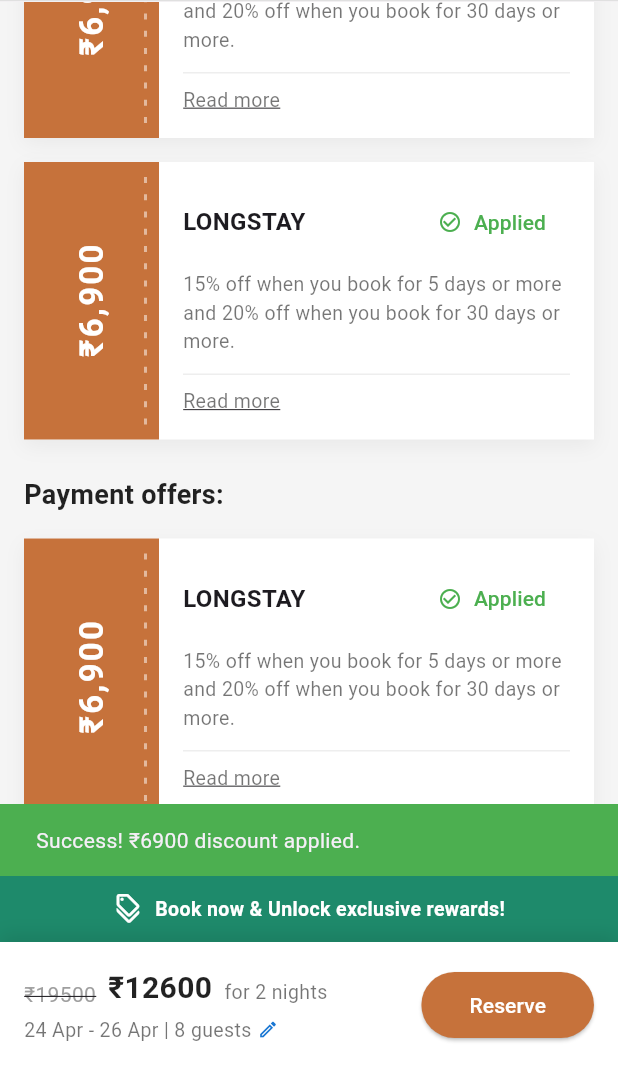
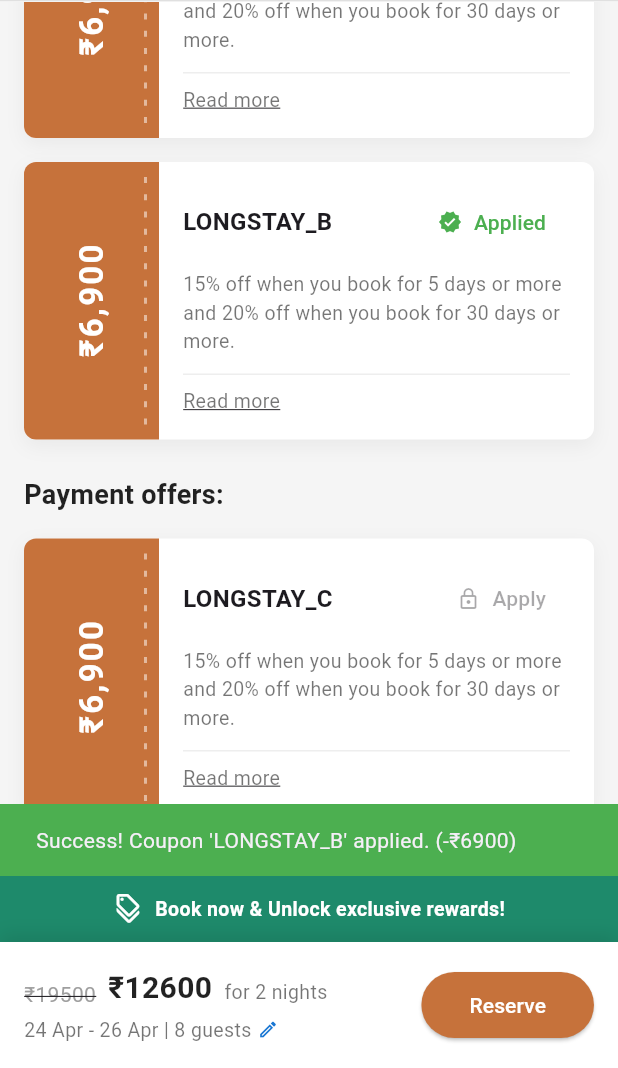
Before and after one commit to Santhosh7474/spacez_coupon_page, a Flutter app: the screen it shows after launch, scrolled down 110 dp, after a tap on "Apply", on a phone screen of 412 x 824 dp, the part 168-1236 px from its top. Run offline on Flutter 3.47's test engine with Material 3 defaults, Android fonts, the phone set to English and light mode, and no system bars.

Commit message:
feat: Implement single-coupon logic and 'Remove' feature

```diff
--- a/lib/main.dart
+++ b/lib/main.dart
@@ -1,4 +1,6 @@
 import 'package:flutter/material.dart';
+import 'package:flutter/services.dart';
+
 void main() {
   runApp(const MyApp());
 }
@@ -8,9 +10,17 @@ class MyApp extends StatelessWidget {
 
   @override
   Widget build(BuildContext context) {
+    SystemChrome.setSystemUIOverlayStyle(SystemUiOverlayStyle.dark.copyWith(
+      statusBarColor: Colors.white,
+      statusBarIconBrightness: Brightness.dark,
+    ));
+
     return MaterialApp(
       title: 'Coupons UI',
-      theme: ThemeData(primarySwatch: Colors.blue),
+      theme: ThemeData(
+        primarySwatch: Colors.blue,
+        scaffoldBackgroundColor: Colors.white,
+      ),
       debugShowCheckedModeBanner: false,
       home: const CouponsScreen(),
     );
@@ -28,26 +38,36 @@ class _CouponsScreenState extends State<CouponsScreen> {
   final double _originalPrice = 19500.00;
   final double _couponAmount = 6900.00;
   double _currentPrice = 19500.00;
-  bool _couponApplied = false;
+  String? _appliedCouponCode;
 
-  void _applyCoupon() {
+  void _applyCoupon(String couponCode) {
     setState(() {
-      if (!_couponApplied) {
-        _currentPrice = _originalPrice - _couponAmount;
-        _couponApplied = true;
+      if (_appliedCouponCode == couponCode) {
+        _currentPrice = _originalPrice;
+        _appliedCouponCode = null;
         ScaffoldMessenger.of(context).showSnackBar(
-          const SnackBar(
-            content: Text("Success! ₹6900 discount applied."),
-            backgroundColor: Colors.green,
-            duration: Duration(seconds: 2),
+          SnackBar(
+            content: Text("Coupon '$couponCode' removed."),
+            backgroundColor: Colors.red,
+            duration: const Duration(seconds: 2),
+          ),
+        );
+      } else if (_appliedCouponCode != null) {
+        ScaffoldMessenger.of(context).showSnackBar(
+          SnackBar(
+            content: Text("Coupon '${_appliedCouponCode}' is currently active. Remove it first!"),
+            backgroundColor: Colors.orange,
+            duration: const Duration(seconds: 3),
           ),
         );
       } else {
+        _currentPrice = _originalPrice - _couponAmount;
+        _appliedCouponCode = couponCode;
         ScaffoldMessenger.of(context).showSnackBar(
-          const SnackBar(
-            content: Text("Coupon already applied."),
-            backgroundColor: Colors.orange,
-            duration: Duration(seconds: 2),
+          SnackBar(
+            content: Text("Success! Coupon '$couponCode' applied. (-₹${_couponAmount.toStringAsFixed(0)})"),
+            backgroundColor: Colors.green,
+            duration: const Duration(seconds: 2),
           ),
         );
       }
@@ -55,15 +75,13 @@ class _CouponsScreenState extends State<CouponsScreen> {
   }
 
   void _reserveBooking() {
-    setState(() {
     ScaffoldMessenger.of(context).showSnackBar(
       const SnackBar(
-          content: Text("Bokking confirmed"),
+        content: Text("Booking confirmed"),
         backgroundColor: Colors.green,
         duration: Duration(seconds: 2),
       ),
     );
-    });
   }
 
   @override
@@ -85,13 +103,15 @@ class _CouponsScreenState extends State<CouponsScreen> {
                       crossAxisAlignment: CrossAxisAlignment.start,
                       children: [
                         _buildCouponCard(
-                          onApply: _applyCoupon,
-                          isApplied: _couponApplied,
+                          code: 'LONGSTAY_A',
+                          onApply: () => _applyCoupon('LONGSTAY_A'),
+                          isApplied: _appliedCouponCode == 'LONGSTAY_A',
                         ),
                         const SizedBox(height: 16),
                         _buildCouponCard(
-                          onApply: _applyCoupon,
-                          isApplied: _couponApplied,
+                          code: 'LONGSTAY_B',
+                          onApply: () => _applyCoupon('LONGSTAY_B'),
+                          isApplied: _appliedCouponCode == 'LONGSTAY_B',
                         ),
                         const SizedBox(height: 24),
                         const Text(
@@ -104,8 +124,9 @@ class _CouponsScreenState extends State<CouponsScreen> {
                         ),
                         const SizedBox(height: 16),
                         _buildCouponCard(
-                          onApply: _applyCoupon,
-                          isApplied: _couponApplied,
+                          code: 'LONGSTAY_C',
+                          onApply: () => _applyCoupon('LONGSTAY_C'),
+                          isApplied: _appliedCouponCode == 'LONGSTAY_C',
                         ),
                         const SizedBox(height: 24),
                       ],
@@ -141,7 +162,7 @@ class _CouponsScreenState extends State<CouponsScreen> {
             onPressed: () {
               ScaffoldMessenger.of(context).showSnackBar(
                 const SnackBar(
-                  content: Text("Menu accesed"),
+                  content: Text("Menu accessed"),
                   backgroundColor: Colors.green,
                   duration: Duration(seconds: 2),
                 ),
@@ -182,13 +203,24 @@ class _CouponsScreenState extends State<CouponsScreen> {
   }
 
   Widget _buildCouponCard({
+    required String code,
     required VoidCallback onApply,
     required bool isApplied,
   }) {
     const Color couponColor = Color(0xFFC6723B);
+
+    bool isAnotherActive = _appliedCouponCode != null && !isApplied;
+
+    String buttonText = isApplied ? "Applied" : (isAnotherActive ? "Apply" : "Apply");
+    Color buttonColor = isApplied ? Colors.green : (isAnotherActive ? Colors.grey : couponColor);
+    IconData buttonIcon = isApplied ? Icons.verified : (isAnotherActive ? Icons.lock_outline : Icons.local_offer_outlined);
+
+    VoidCallback? onPressed = isAnotherActive ? null : onApply;
+
     return Container(
       decoration: BoxDecoration(
         color: Colors.white,
+        borderRadius: BorderRadius.circular(8.0),
         boxShadow: [
           BoxShadow(
             color: Colors.black.withOpacity(0.05),
@@ -203,7 +235,10 @@ class _CouponsScreenState extends State<CouponsScreen> {
           children: [
             Container(
               width: 90,
+              decoration: BoxDecoration(
                  color: couponColor,
+                 borderRadius: const BorderRadius.only(topLeft: Radius.circular(8.0), bottomLeft: Radius.circular(8.0)),
+              ),
               child: Center(
                 child: Stack(
                   alignment: Alignment.centerRight,
@@ -230,12 +265,11 @@ class _CouponsScreenState extends State<CouponsScreen> {
                     Center(
                       child: RotatedBox(
                         quarterTurns: 3,
-                        child: Text(
+                        child: const Text(
                           "₹6,900",
-                          style: const TextStyle(
+                          style: TextStyle(
                             color: Colors.white,
                             fontWeight: FontWeight.bold,
-
                             fontSize: 22,
                             letterSpacing: 1.5,
                           ),
@@ -255,26 +289,22 @@ class _CouponsScreenState extends State<CouponsScreen> {
                     Row(
                       mainAxisAlignment: MainAxisAlignment.spaceBetween,
                       children: [
-                        const Text(
-                          "LONGSTAY",
-                          style: TextStyle(
+                        Text(
+                          code,
+                          style: const TextStyle(
                             fontWeight: FontWeight.bold,
                             fontSize: 16,
                           ),
                         ),
                         TextButton.icon(
-                          onPressed: onApply,
+                          onPressed: onPressed,
                           icon: Icon(
-                            isApplied
-                                ? Icons.check_circle_outline
-                                : Icons.local_offer_outlined,
+                            buttonIcon,
                             size: 16,
                           ),
-                          label: Text(isApplied ? "Applied" : "Apply"),
+                          label: Text(buttonText),
                           style: TextButton.styleFrom(
-                            foregroundColor: isApplied
-                                ? Colors.green
-                                : couponColor,
+                            foregroundColor: buttonColor,
                           ),
                         ),
                       ],
@@ -332,7 +362,6 @@ class _CouponsScreenState extends State<CouponsScreen> {
       mainAxisSize: MainAxisSize.min,
       children: [
         _buildGreenBanner(),
-
         Container(
           padding: EdgeInsets.fromLTRB(
             16.0,
@@ -405,9 +434,7 @@ class _CouponsScreenState extends State<CouponsScreen> {
                 ],
               ),
               ElevatedButton(
-                onPressed: () {
-                  _reserveBooking();
-                },
+                onPressed: _reserveBooking,
                 child: const Text("Reserve"),
                 style: ElevatedButton.styleFrom(
                   backgroundColor: const Color(0xFFC6723B),
```
Lines whose indentation alone changed are shown as unchanged.
